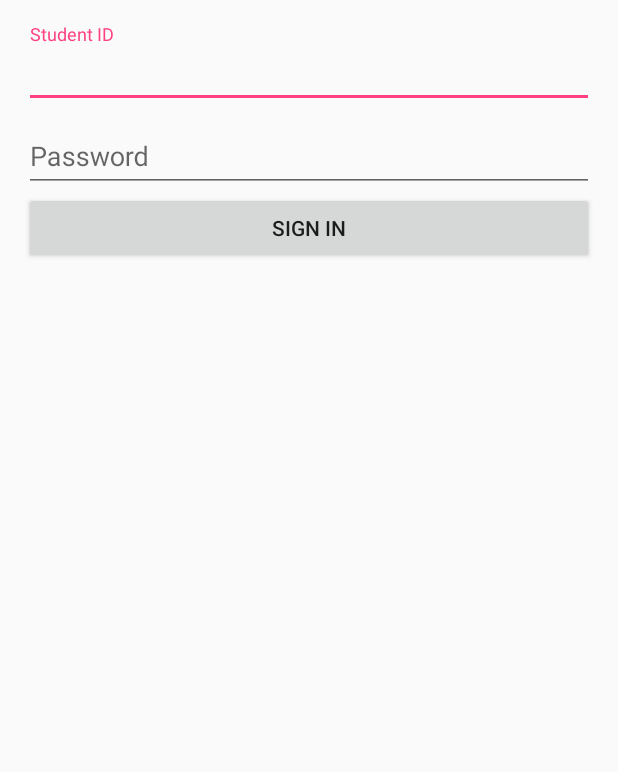
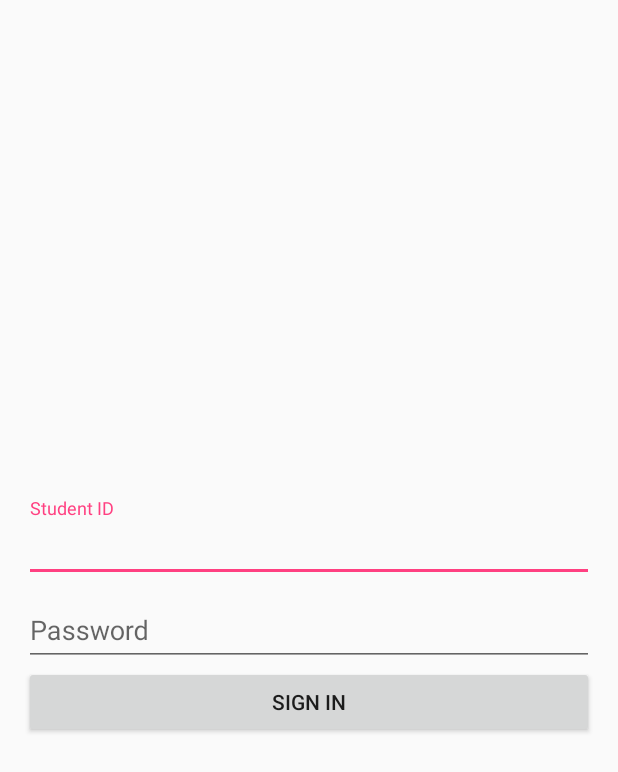
Before and after one commit to TecMonkey/SDP_29_1, an Android app: the LoginActivity screen opened directly, with no data from a screen before it, on a phone screen of 412 x 824 dp. Shown: the top 772 px of the screen. Run offline under Robolectric (Android 15) with nearby library versions, the phone set to English and light mode, and no system bars.

```diff
--- a/app/src/main/AndroidManifest.xml
+++ b/app/src/main/AndroidManifest.xml
@@ -16,6 +16,9 @@
 
                 <category android:name="android.intent.category.LAUNCHER" />
             </intent-filter>
+
+            <meta-data android:name="android.app.searchable"
+                android:resource="@xml/searchable"/>
         </activity>
         <activity android:name=".activity.LoginActivity"></activity>
     </application>
--- a/app/src/main/res/layout/activity_login.xml
+++ b/app/src/main/res/layout/activity_login.xml
@@ -11,11 +11,26 @@
 
     <ScrollView
         android:layout_width="match_parent"
-        android:layout_height="match_parent">
+        android:layout_height="match_parent"
+        android:layout_alignParentTop="true"
+        android:layout_alignParentStart="true">
+
+        <!--<LinearLayout, Can't get this to work lol - setting it aside for now -->
+            <!--android:layout_width="match_parent"-->
+            <!--android:layout_height="match_parent">-->
+
+        <!--<ImageView-->
+            <!--android:layout_width="match_parent"-->
+            <!--android:layout_height="96dp"-->
+            <!--android:scaleType="fitXY"-->
+            <!--android:id="@+id/uts_logo" />-->
+        <!---->
+        <!--</LinearLayout>-->
 
         <LinearLayout
             android:layout_width="match_parent"
             android:layout_height="match_parent"
+            android:layout_gravity="center"
             android:orientation="vertical">
 
             <android.support.design.widget.TextInputLayout
@@ -52,7 +67,11 @@
                 android:layout_width="match_parent"
                 android:layout_height="wrap_content"
                 android:text="@string/sign_in" />
+
+
         </LinearLayout>
     </ScrollView>
 
+
+
 </RelativeLayout>
--- a/app/src/main/res/values/strings.xml
+++ b/app/src/main/res/values/strings.xml
@@ -11,7 +11,12 @@
     <string name="student_id">Student ID</string>
     <string name="password">Password</string>
     <string name="sign_in">SIGN IN</string>
+    <string name="register">REGISTER</string>
+    <string name="forget_password">FORGOT PASSWORD</string>
     <string name="error_student_id_numbers">A ID needs to be 8 numbers</string>
     <string name="error_password_six_characters">Password must be 6 characters or more</string>
     <string name="error_password_twenty_characters">Password must be 20 characters or less</string>
+    <string name="searchable">Searchable</string>
+    <string name="session_search">Search</string>
+
 </resources>
```
Also changed, not shown: app/src/main/res/menu/session_view.xml (added, +10 -0 lines), app/src/main/res/xml/searchable.xml (added, +7 -0 lines), app/src/main/res/drawable-hdpi/ic_action_search.png (added), app/src/main/res/drawable-hdpi/uts_logo.PNG (added), app/src/main/res/drawable-mdpi/ic_action_search.png (added), app/src/main/res/drawable-xhdpi/ic_action_search.png (added), app/src/main/res/drawable-xxhdpi/ic_action_search.png (added).
